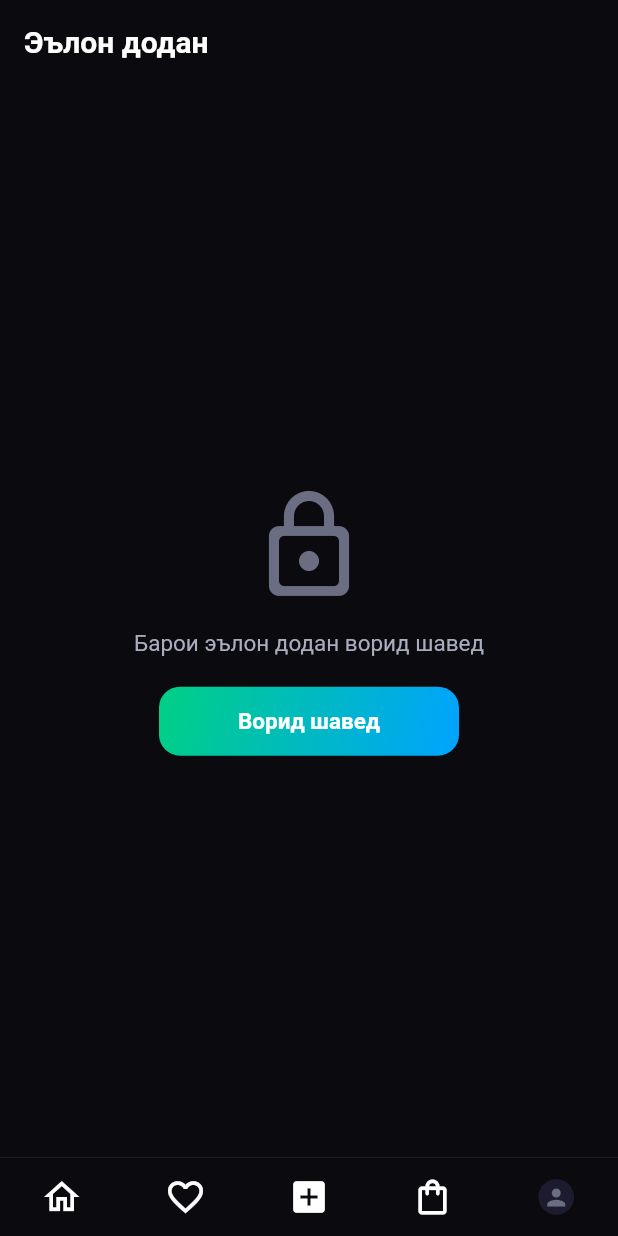
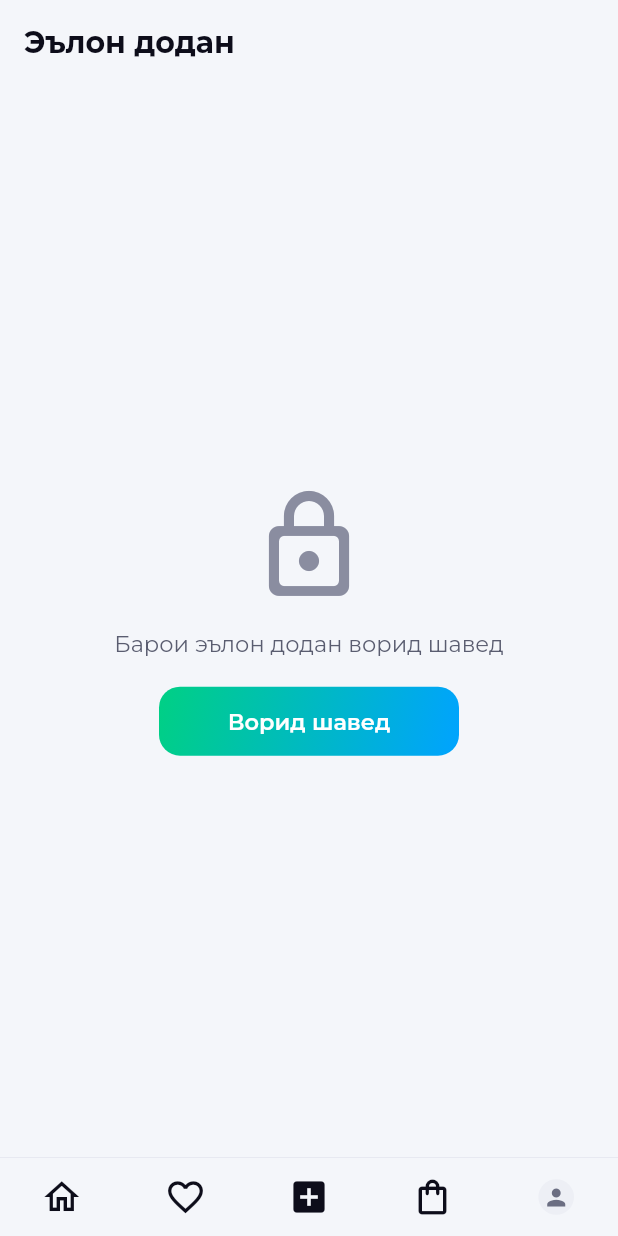
Before and after one commit to Raonsonapp/TajikShop, a Flutter app: the UploadScreen screen opened by its route, on a phone screen of 412 x 824 dp. Run offline on Flutter 3.47's test engine with Material 3 defaults, Android fonts, the phone set to English and light mode, and no system bars; our stand-ins replace cached_network_image, connectivity_plus, dio, firebase_core, firebase_messaging, flutter_map and 9 more; accounts and stored records are empty; network calls fail.

Commit message:
design: Montserrat typography + light-first (template look, green kept)
- Add google_fonts; apply Montserrat to light & dark text themes + app bars.
- Default theme mode is now LIGHT (like the ecommerce template); users can
  still toggle to dark in profile.
- Brand accent stays green per request.

Co-Authored-By: Claude Opus 4.8 <noreply@anthropic.com>
Claude-Session: https://claude.ai/code/session_01C4Lwrh65oRG8wJtwaa3wdX

```diff
--- a/lib/core/theme/app_theme.dart
+++ b/lib/core/theme/app_theme.dart
@@ -1,4 +1,5 @@
 import 'package:flutter/material.dart';
+import 'package:google_fonts/google_fonts.dart';
 import '../constants/app_colors.dart';
 import 'app_palette.dart';
 
@@ -15,17 +16,17 @@ class AppTheme {
       onPrimary: Colors.white, onSecondary: Colors.white,
       onSurface: AppColors.textPrimary, onError: Colors.white,
     ),
-    textTheme: const TextTheme(
+    textTheme: GoogleFonts.montserratTextTheme(const TextTheme(
       titleLarge: TextStyle(color: AppColors.textPrimary, fontWeight: FontWeight.w700, fontSize: 20),
       titleMedium: TextStyle(color: AppColors.textPrimary, fontWeight: FontWeight.w600, fontSize: 16),
       bodyLarge: TextStyle(color: AppColors.textPrimary, fontSize: 16),
       bodyMedium: TextStyle(color: AppColors.textSecondary, fontSize: 14),
       bodySmall: TextStyle(color: AppColors.textMuted, fontSize: 12),
-    ),
-    appBarTheme: const AppBarTheme(
+    )),
+    appBarTheme: AppBarTheme(
       backgroundColor: AppColors.bgDark, elevation: 0,
-      iconTheme: IconThemeData(color: AppColors.textPrimary),
-      titleTextStyle: TextStyle(color: AppColors.textPrimary, fontSize: 20, fontWeight: FontWeight.w700),
+      iconTheme: const IconThemeData(color: AppColors.textPrimary),
+      titleTextStyle: GoogleFonts.montserrat(color: AppColors.textPrimary, fontSize: 20, fontWeight: FontWeight.w700),
     ),
     inputDecorationTheme: _inputTheme(AppColors.border),
     cardTheme: CardTheme(color: AppColors.bgCard, elevation: 0,
@@ -47,17 +48,17 @@ class AppTheme {
       onPrimary: Colors.white, onSecondary: Colors.white,
       onSurface: Color(0xFF0D0D1A), onError: Colors.white,
     ),
-    textTheme: const TextTheme(
+    textTheme: GoogleFonts.montserratTextTheme(const TextTheme(
       titleLarge: TextStyle(color: Color(0xFF0D0D1A), fontWeight: FontWeight.w700, fontSize: 20),
       titleMedium: TextStyle(color: Color(0xFF0D0D1A), fontWeight: FontWeight.w600, fontSize: 16),
       bodyLarge: TextStyle(color: Color(0xFF0D0D1A), fontSize: 16),
       bodyMedium: TextStyle(color: Color(0xFF5A5D70), fontSize: 14),
       bodySmall: TextStyle(color: Color(0xFF8A8DA0), fontSize: 12),
-    ),
-    appBarTheme: const AppBarTheme(
-      backgroundColor: Color(0xFFF4F6FA), elevation: 0,
-      iconTheme: IconThemeData(color: Color(0xFF0D0D1A)),
-      titleTextStyle: TextStyle(color: Color(0xFF0D0D1A), fontSize: 20, fontWeight: FontWeight.w700),
+    )),
+    appBarTheme: AppBarTheme(
+      backgroundColor: const Color(0xFFF4F6FA), elevation: 0,
+      iconTheme: const IconThemeData(color: Color(0xFF0D0D1A)),
+      titleTextStyle: GoogleFonts.montserrat(color: const Color(0xFF0D0D1A), fontSize: 20, fontWeight: FontWeight.w700),
     ),
     inputDecorationTheme: _inputTheme(const Color(0xFFE2E5EE)),
     cardTheme: CardTheme(color: const Color(0xFFFFFFFF), elevation: 0,
--- a/lib/providers/theme_provider.dart
+++ b/lib/providers/theme_provider.dart
@@ -5,13 +5,14 @@ import 'package:shared_preferences/shared_preferences.dart';
 const _kKey = 'app_theme_mode';
 
 class ThemeNotifier extends StateNotifier<ThemeMode> {
-  ThemeNotifier() : super(ThemeMode.dark) {
+  // Пешфарз РАВШАН (мисли template-и ecommerce)
+  ThemeNotifier() : super(ThemeMode.light) {
     _load();
   }
   Future<void> _load() async {
     try {
       final p = await SharedPreferences.getInstance();
-      if (mounted) state = p.getString(_kKey) == 'light' ? ThemeMode.light : ThemeMode.dark;
+      if (mounted) state = p.getString(_kKey) == 'dark' ? ThemeMode.dark : ThemeMode.light;
     } catch (_) {}
   }
   void toggle() { state = state == ThemeMode.dark ? ThemeMode.light : ThemeMode.dark; _save(); }
--- a/pubspec.yaml
+++ b/pubspec.yaml
@@ -23,6 +23,7 @@ dependencies:
   shimmer: ^3.0.0
   cupertino_icons: ^1.0.8
   intl: ^0.19.0
+  google_fonts: ^6.2.1
 
   # Push notifications (Firebase Cloud Messaging)
   firebase_core: ^3.6.0
```
